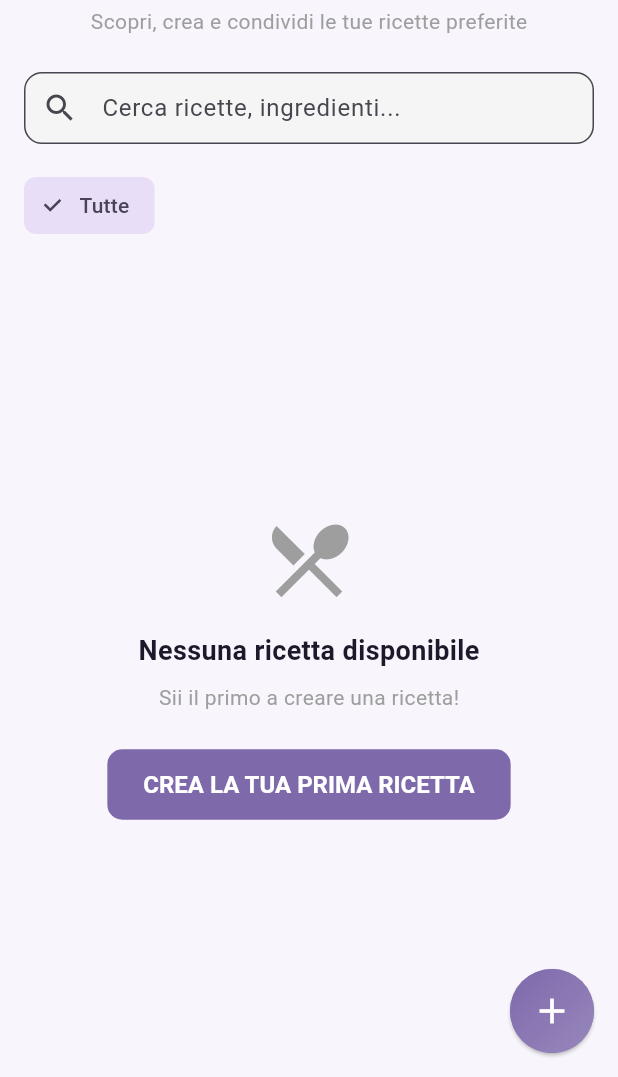
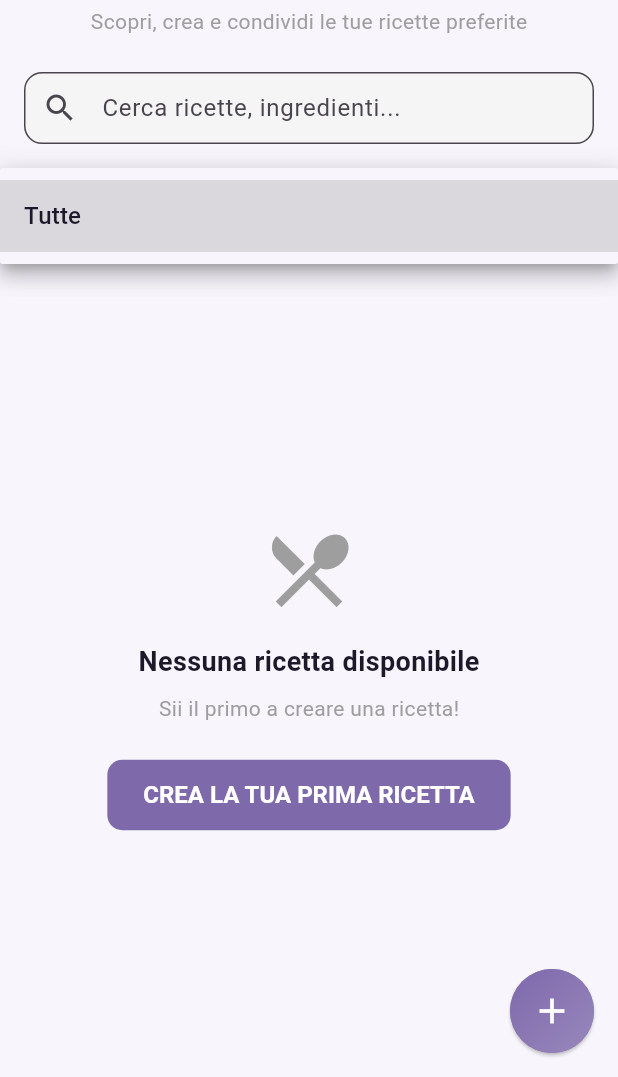
Before and after one commit to DiBiase123/orsocook-frontend, a Flutter app: the HomeScreen screen opened by its route, after a tap on "Tutte", on a phone screen of 412 x 824 dp, the part 159-1236 px from its top. Run offline on Flutter 3.47's test engine with Material 3 defaults, Android fonts, the phone set to English and light mode, and no system bars; our stand-ins replace dio, image_picker, shared_preferences; accounts and stored records are empty; network calls fail.

Commit message:
fix: evita doppio refresh nel dropdown categorie

```diff
--- a/lib/screens/home/widgets/categories_bar.dart
+++ b/lib/screens/home/widgets/categories_bar.dart
@@ -2,6 +2,7 @@ import 'package:flutter/material.dart';
 import 'package:provider/provider.dart';
 import 'package:orsocook/services/category_service.dart';
 import 'package:orsocook/utils/logger.dart';
+import 'package:orsocook/screens/home/widgets/categories_skeleton.dart';
 
 class CategoriesBar extends StatefulWidget {
   final ValueChanged<String?>? onCategorySelected;
@@ -33,15 +34,12 @@ class _CategoriesBarState extends State<CategoriesBar> {
 
   @override
   Widget build(BuildContext context) {
+    final theme = Theme.of(context);
+
     return Consumer<CategoryService>(
       builder: (context, categoryService, child) {
         if (categoryService.isLoading && categoryService.categories.isEmpty) {
-          return const SizedBox(
-            height: 50,
-            child: Center(
-              child: CircularProgressIndicator.adaptive(),
-            ),
-          );
+          return const CategoriesSkeleton();
         }
 
         final categories = categoryService.categories;
@@ -61,53 +59,63 @@ class _CategoriesBarState extends State<CategoriesBar> {
               )),
         ];
 
-        return SizedBox(
-          height: 50,
-          child: ListView.builder(
-            scrollDirection: Axis.horizontal,
-            itemCount: allCategories.length,
-            itemBuilder: (context, index) {
-              final category = allCategories[index];
-              final isSelected = widget.selectedCategorySlug == category.slug ||
-                  (widget.selectedCategorySlug == null && index == 0);
-
-              return Padding(
-                padding: EdgeInsets.only(
-                  left: index == 0 ? 16 : 8,
-                  right: index == allCategories.length - 1 ? 16 : 0,
+        return Container(
+          padding: const EdgeInsets.symmetric(horizontal: 16, vertical: 8),
+          child: DropdownButtonFormField<String>(
+            value: widget.selectedCategorySlug,
+            decoration: InputDecoration(
+              labelText: 'Categoria',
+              border: OutlineInputBorder(
+                borderRadius: BorderRadius.circular(12),
               ),
-                child: ChoiceChip(
-                  label: Row(
-                    mainAxisSize: MainAxisSize.min,
+              prefixIcon: const Icon(Icons.category),
+              contentPadding:
+                  const EdgeInsets.symmetric(horizontal: 12, vertical: 8),
+            ),
+            items: allCategories.map((category) {
+              return DropdownMenuItem<String>(
+                value: category.slug.isEmpty ? null : category.slug,
+                child: Row(
                   children: [
-                      Text(category.name),
+                    Expanded(
+                      child: Text(
+                        category.name,
+                        style: const TextStyle(fontSize: 16),
+                      ),
+                    ),
                     if (category.recipeCount > 0 && category.id != 'all')
-                        Padding(
-                          padding: const EdgeInsets.only(left: 4),
+                      Container(
+                        padding: const EdgeInsets.symmetric(
+                            horizontal: 8, vertical: 2),
+                        decoration: BoxDecoration(
+                          color:
+                              theme.colorScheme.primary.withValues(alpha: 0.1),
+                          borderRadius: BorderRadius.circular(12),
+                        ),
                         child: Text(
-                            '(${category.recipeCount})',
+                          '${category.recipeCount}',
                           style: TextStyle(
-                              fontSize: 11,
-                              color: isSelected
-                                  ? Colors.white70
-                                  : Colors.grey.shade600,
+                            fontSize: 12,
+                            fontWeight: FontWeight.bold,
+                            color: theme.colorScheme.primary,
                           ),
                         ),
                       ),
                   ],
                 ),
-                  selected: isSelected,
-                  onSelected: (selected) {
-                    if (selected) {
-                      AppLogger.debug(
-                          '🎯 Categoria selezionata: ${category.name} (${category.slug})');
-                      widget.onCategorySelected
-                          ?.call(category.id == 'all' ? null : category.slug);
-                    }
+              );
+            }).toList(),
+            onChanged: (value) {
+              // 👈 Evita chiamate multiple
+              if (value == widget.selectedCategorySlug) return;
+
+              AppLogger.debug('🎯 Categoria selezionata: $value');
+              widget.onCategorySelected?.call(value);
             },
-                ),
-              );
-            },
+            // Stile del dropdown quando aperto
+            dropdownColor: theme.colorScheme.surface,
+            icon: Icon(Icons.arrow_drop_down, color: theme.colorScheme.primary),
+            isExpanded: true,
           ),
         );
       },
```
Lines whose indentation alone changed are shown as unchanged.
